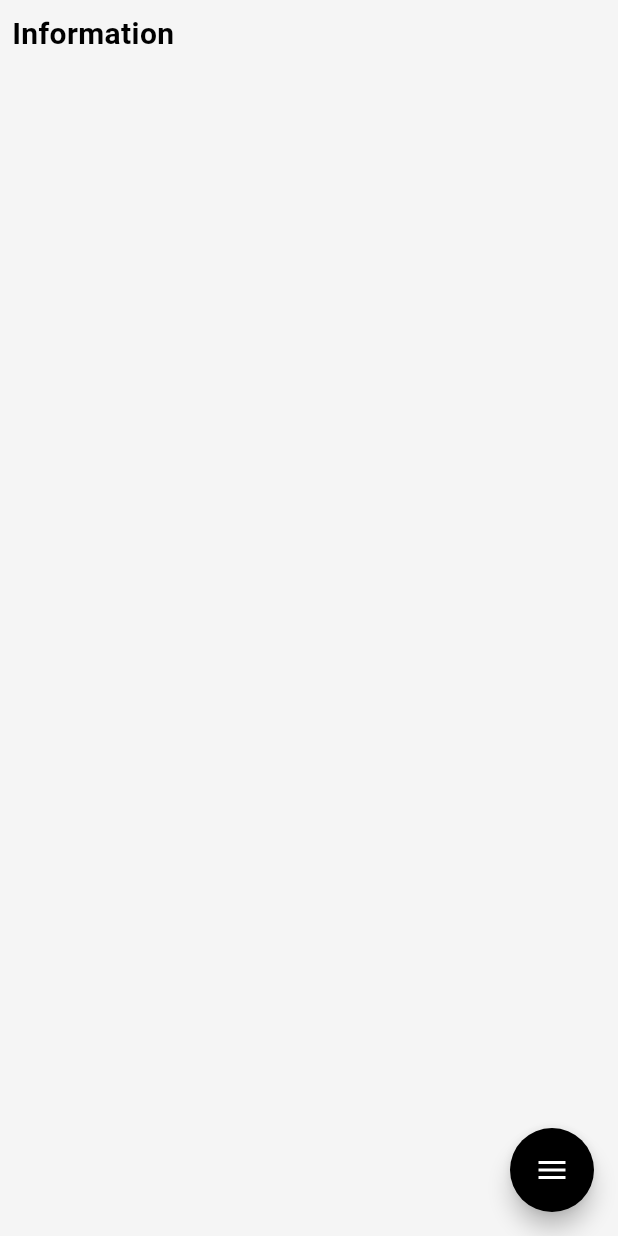
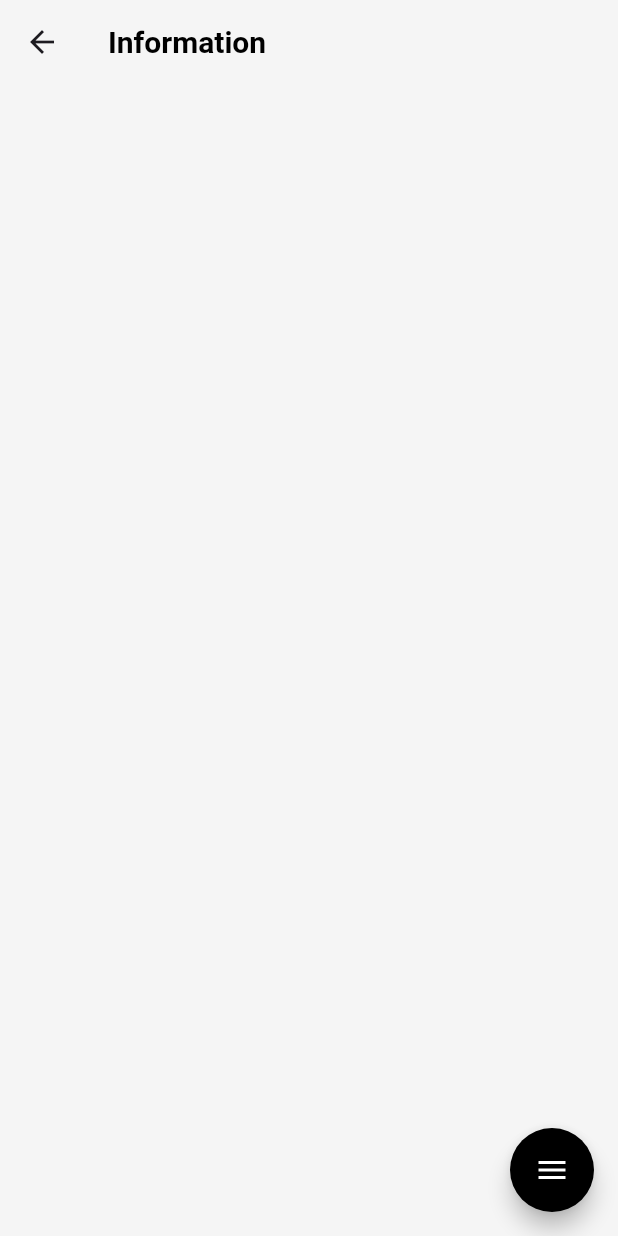
Before and after one commit to GGONGDON/Elecgotchi_Frontend, a Flutter app: the HomePage screen opened by its route, after a tap on "Product 1", on a phone screen of 412 x 824 dp. Run offline on Flutter 3.47's test engine with Material 3 defaults, Android fonts, the phone set to English and light mode, and no system bars; drawn by our look-alikes of flutter_speed_dial; our stand-ins replace curved_navigation_bar.

Commit message:
feat: product_tile 수정. width 변수를 받도록 변경.

```diff
--- a/lib/components/floating_button.dart
+++ b/lib/components/floating_button.dart
@@ -8,7 +8,7 @@ class FloatButton extends StatelessWidget{
   Widget build(BuildContext context){
     return SpeedDial(
         animatedIcon: AnimatedIcons.menu_close,
-        animatedIconTheme: IconThemeData(color: Colors.white),
+        animatedIconTheme: const IconThemeData(color: Colors.white),
         backgroundColor: Colors.black,
 
         overlayColor: Colors.black,
@@ -18,23 +18,38 @@ class FloatButton extends StatelessWidget{
 
         children: [
           SpeedDialChild(
-              child: Icon(Icons.delete, color: Colors.black),
-              shape: CircleBorder(),
+              child: const Icon(Icons.delete_forever, color: Colors.black),
+              shape: const CircleBorder(),
               onTap: () {
                 //Navigator.push(context, MaterialPageRoute(builder: (context) => ArchivePage()));
               }),
           SpeedDialChild(
-              child: Icon(Icons.archive_outlined, color: Colors.black),
-              shape: CircleBorder(),
+              child: const Icon(Icons.archive_outlined, color: Colors.black),
+              shape: const CircleBorder(),
               onTap: () {
                 //Navigator.push(context, MaterialPageRoute(builder: (context) => HomePage()));
               }),
           SpeedDialChild(
-              child: Icon(Icons.arrow_back, color: Colors.black),
-              shape: CircleBorder(),
+              child: const Icon(Icons.settings, color: Colors.black),
+              shape: const CircleBorder(),
+              onTap: () {
+                //Navigator.push(context, MaterialPageRoute(builder: (context) => HomePage()));
+              }),
+          SpeedDialChild(
+              child: const Icon(Icons.share, color: Colors.black),
+              shape: const CircleBorder(),
+              onTap: () {
+                //Navigator.push(context, MaterialPageRoute(builder: (context) => HomePage()));
+              }),
+          /*
+          SpeedDialChild(
+              child: const Icon(Icons.arrow_back, color: Colors.black),
+              shape: const CircleBorder(),
               onTap: () {
                 Navigator.pop(context);
               }),
+
+           */
         ],
       );
   }
--- /dev/null
+++ b/lib/components/product_tile.dart
@@ -0,0 +1,64 @@
+import 'package:flutter/material.dart';
+import 'package:my_first_flutter_project/models/product.dart';
+
+class ProductTile extends StatelessWidget{
+
+  final Product product;
+  final double width;
+  final void Function()? onTap;
+
+  const ProductTile({
+    super.key,
+    required this.product,
+    required this.onTap,
+    required this.width,
+  });
+
+  @override
+  Widget build(BuildContext context) {
+    return GestureDetector(
+      onTap: onTap,
+      child: Container(
+        decoration: BoxDecoration(
+          color: Colors.white,
+          borderRadius: BorderRadius.circular(12),
+        ),
+        margin: const EdgeInsets.all(10),
+        padding: const EdgeInsets.all(25),
+        width: 300,
+        child: Column(
+          children: [
+            // product image
+            AspectRatio(
+              aspectRatio: 3/4,
+              child: Container(
+                decoration: BoxDecoration(
+                    color: Colors.blue,
+                    borderRadius: BorderRadius.circular(12)
+                ),
+
+                width: double.infinity,
+                padding: const EdgeInsets.all(25),
+                child: const Icon(Icons.favorite), // 이미지 대신
+              ),
+
+            ),
+
+            const SizedBox(height: 15,),
+
+            // product name
+            Text(
+              product.name,
+              style: const TextStyle(
+                color: Colors.black,
+                fontSize: 20,
+                fontWeight: FontWeight.w700,
+              ),
+            ),
+
+          ],
+        ),
+      ),
+    );
+  }
+}
--- a/lib/components/product_tile_L.dart
+++ /dev/null
@@ -1,61 +0,0 @@
-import 'package:flutter/material.dart';
-import 'package:my_first_flutter_project/models/product.dart';
-
-class ProductTile_L extends StatelessWidget{
-
-  final Product product;
-
-  const ProductTile_L({
-    super.key,
-    required this.product,
-  });
-
-  @override
-  Widget build(BuildContext context) {
-    return InkWell(
-      onTap: () => Navigator.pushNamed(context, 'info_use_page.dart' ),
-
-        child: Container(
-          decoration: BoxDecoration(
-            color: Colors.white,
-            borderRadius: BorderRadius.circular(12),
-          ),
-          margin: const EdgeInsets.all(10),
-          padding: const EdgeInsets.all(25),
-          width: 300,
-          child: Column(
-            children: [
-              // product image
-              AspectRatio(
-                aspectRatio: 3/4,
-                child: Container(
-                  decoration: BoxDecoration(
-                      color: Colors.blue,
-                      borderRadius: BorderRadius.circular(12)
-                  ),
-
-                  width: double.infinity,
-                  padding: EdgeInsets.all(25),
-                  child: Icon(Icons.favorite),
-                ),
-
-              ),
-
-              const SizedBox(height: 15,),
-
-              // product name
-              Text(
-                product.name,
-                style: TextStyle(
-                  color: Colors.black,
-                  fontSize: 20,
-                  fontWeight: FontWeight.w700,
-                ),
-              ),
-
-            ],
-          ),
-        ),
-    );
-  }
-}
--- a/lib/components/textfield_1.dart
+++ b/lib/components/textfield_1.dart
@@ -16,7 +16,7 @@ class TextField_Log_Button extends StatelessWidget{
   Widget build(BuildContext context){
     return Padding(
         padding: const EdgeInsets.symmetric(horizontal: 25.0),
-      child: Container(
+      child: SizedBox(
         width: 300,
         height: 50,
         child: TextField(
@@ -26,7 +26,7 @@ class TextField_Log_Button extends StatelessWidget{
             enabledBorder: const OutlineInputBorder(
               borderSide: BorderSide(color: Colors.black),
             ),
-            focusedBorder: OutlineInputBorder(
+            focusedBorder: const OutlineInputBorder(
               borderSide: BorderSide(color: Colors.black),
             ),
             fillColor: Colors.white,
--- a/lib/components/top_app_bar.dart
+++ b/lib/components/top_app_bar.dart
@@ -9,7 +9,7 @@ class MyAppBar extends StatelessWidget{
      toolbarHeight: 100,
      backgroundColor: Colors.grey[100],
        leading: Container(
-         padding: EdgeInsets.all(10),
+         padding: const EdgeInsets.all(10),
          child: Image.asset('assets/images/Logo_vectorized_NoBackground.png'),
          ),
    );
--- a/lib/components/wide_black_button.dart
+++ b/lib/components/wide_black_button.dart
@@ -31,7 +31,7 @@ class WideBlackButton extends StatelessWidget{
                     child: Center(
                       child: Text(
                         text,
-                        style: TextStyle(
+                        style: const TextStyle(
                           color: Colors.white,
                           fontSize: 16,
                           fontFamily: 'Inter',
--- a/lib/models/display.dart
+++ b/lib/models/display.dart
@@ -38,7 +38,7 @@ class Display extends ChangeNotifier {
   ];
 
   // products in archive
-  List<Product> _archive = [];
+  final List<Product> _archive = [];
 
   // get list of product in use
   List<Product> get use => _use;
--- a/lib/models/product.dart
+++ b/lib/models/product.dart
@@ -6,4 +6,7 @@ class Product {
     required this.name,
     //required this.imagePath,
 });
+
+  String get _name => name;
+  // String get _imagePath => imagePath;
 }
--- a/lib/screens/0_archive_page.dart
+++ b/lib/screens/0_archive_page.dart
@@ -11,7 +11,7 @@ class ArchivePage extends StatefulWidget {
 class ArchiveState extends State<ArchivePage> {
   @override
   Widget build(BuildContext context) {
-    return Scaffold(
+    return const Scaffold(
       // 전체화면 색상
       backgroundColor: Color(0xFFF5F5F5),
 
@@ -20,7 +20,7 @@ class ArchiveState extends State<ArchivePage> {
           crossAxisAlignment: CrossAxisAlignment.start,
           children: [
             Padding(
-              padding: const EdgeInsets.all(8.0),
+              padding: EdgeInsets.all(8.0),
               child: Text(
                 'Archive',
                 style: TextStyle(
--- a/lib/screens/1_home_page.dart
+++ b/lib/screens/1_home_page.dart
@@ -1,10 +1,11 @@
 import 'package:flutter/material.dart';
-import 'package:my_first_flutter_project/components/product_tile_L.dart';
+import 'package:my_first_flutter_project/components/product_tile.dart';
 import 'package:my_first_flutter_project/models/display.dart';
+import 'package:my_first_flutter_project/screens/info_use_page.dart';
 import 'package:provider/provider.dart';
 
 class HomePage extends StatelessWidget{
-  HomePage({super.key});
+  const HomePage({super.key});
 
   @override
   Widget build(BuildContext context){
@@ -12,26 +13,34 @@ class HomePage extends StatelessWidget{
     // access in use products
     final products = context.watch<Display>().use;
 
+    // navigate to selected product details page
+    void navigateToProductDetails(int index){
+      Navigator.push(context,
+          MaterialPageRoute(builder: (context) => InfoUsePage(
+            product: products[index],
+          ),
+          ),
+      );
+    }
+
     return Scaffold(
       // 전체화면 색상
-      backgroundColor: Color(0xFFF5F5F5),
+      backgroundColor: const Color(0xFFF5F5F5),
 
         // 상단바
         appBar: AppBar(
-          backgroundColor: Color(0xFFF5F5F5),
+          backgroundColor: const Color(0xFFF5F5F5),
           leading: Container(
-            padding: EdgeInsets.all(10),
+            padding: const EdgeInsets.all(10),
             child: Image.asset('assets/images/Logo_vectorized_NoBackground.png'),
           ),
         ),
 
-      body: Container(
-        height: 600,
-        child: ListView(
+      body: ListView(
           children: [
             // title: Elecgotchi
-            Padding(
-              padding: const EdgeInsets.all(8.0),
+            const Padding(
+              padding: EdgeInsets.all(8.0),
               child: Text(
                 'Elecgotchi',
                 style: TextStyle(
@@ -50,19 +59,16 @@ class HomePage extends StatelessWidget{
                   itemCount: products.length,
                   scrollDirection: Axis.horizontal,
                   padding: const EdgeInsets.all(15),
-                  itemBuilder: (context, index){
-                    // get each individual product_use
-                    final product = products[index];
-
-                    // return as a product tile UI
-                    return ProductTile_L(product: product);
-                  },
+                  itemBuilder: (context, index) => ProductTile(
+                      product: products[index],
+                      onTap: () => navigateToProductDetails(index),
+                      width: 300,
+                  ),
                 ),
               ),
             ),
           ],
         ),
-      ),
-    );
+      );
   }
 }
--- /dev/null
+++ b/lib/screens/info_archive_page.dart
@@ -0,0 +1 @@
+// floating button O
--- a/lib/screens/info_use_page.dart
+++ b/lib/screens/info_use_page.dart
@@ -1,29 +1,35 @@
+import 'package:flutter/cupertino.dart';
 import 'package:flutter/material.dart';
-import 'package:flutter_speed_dial/flutter_speed_dial.dart';
 import 'package:my_first_flutter_project/components/floating_button.dart';
+import 'package:my_first_flutter_project/models/display.dart';
+import 'package:my_first_flutter_project/models/product.dart';
+import 'package:provider/provider.dart';
 
 // 2.2 제품 상세 정보_사용중
 class InfoUsePage extends StatefulWidget {
-  const InfoUsePage({super.key});
+  final Product product;
+
+  const InfoUsePage({super.key, required this.product});
 
   @override
   State<InfoUsePage> createState() => InfoUseState();
 }
 
 class InfoUseState extends State<InfoUsePage> {
+
   @override
   Widget build(BuildContext context) {
+
+    // access in use products
+    final products = context.watch<Display>().use;
+
     return Scaffold(
       // 전체화면 색상
+      backgroundColor: const Color(0xFFF5F5F5),
+      floatingActionButton: const FloatButton(),
+      appBar: AppBar(
         backgroundColor: Color(0xFFF5F5F5),
-      floatingActionButton: FloatButton(),
-
-      body: ListView(
-        children: [
-          // title: Information
-          Padding(
-            padding: const EdgeInsets.all(8.0),
-            child: Text(
+        title: Text(
           'Information',
           style: TextStyle(
             color: Colors.black,
@@ -33,8 +39,21 @@ class InfoUseState extends State<InfoUsePage> {
         ),
       ),
 
-          // product card
+      body: ListView(
+        scrollDirection: Axis.vertical,
+        children: const [
+          // product details
           Center(
+            // product image + name
+
+            // info button
+
+            // web button
+
+            // memo text field
+
+            // care&use text
+
           ),
         ],
       )
--- a/lib/screens/login_page.dart
+++ b/lib/screens/login_page.dart
@@ -25,7 +25,7 @@ class LoginPage extends StatelessWidget{
 
                   const SizedBox(height: 30,),
                   // Sign in to Elecgotchi
-                  Text(
+                  const Text(
                     'Sign in to Elecgotchi',
                     style: TextStyle(
                       color: Colors.black,
@@ -88,7 +88,7 @@ class LoginPage extends StatelessWidget{
 
                   const SizedBox(height: 30,),
                   // continue with google
-                  GoogleButton(),
+                  const GoogleButton(),
 
                   const SizedBox(height: 30,),
                   // No acount? Create one
@@ -109,7 +109,7 @@ class LoginPage extends StatelessWidget{
                         onPressed: () {
                           // 버튼이 눌렸을 때 수행할 작업을 이곳에 작성하세요.
                         },
-                        child: Text('Create one',
+                        child: const Text('Create one',
                           style: TextStyle(
                             color: Colors.blue,
                             fontSize: 16,
--- /dev/null
+++ b/lib/screens/note_page.dart
@@ -0,0 +1 @@
+// floating button O
```
Also changed, not shown: lib/app_main_page.dart (+5 -5 lines), lib/components/button_google.dart (+4 -4 lines), lib/main.dart (+4 -6 lines), lib/screens/2_add_page.dart (+4 -7 lines). Lines whose indentation alone changed are shown as unchanged.
